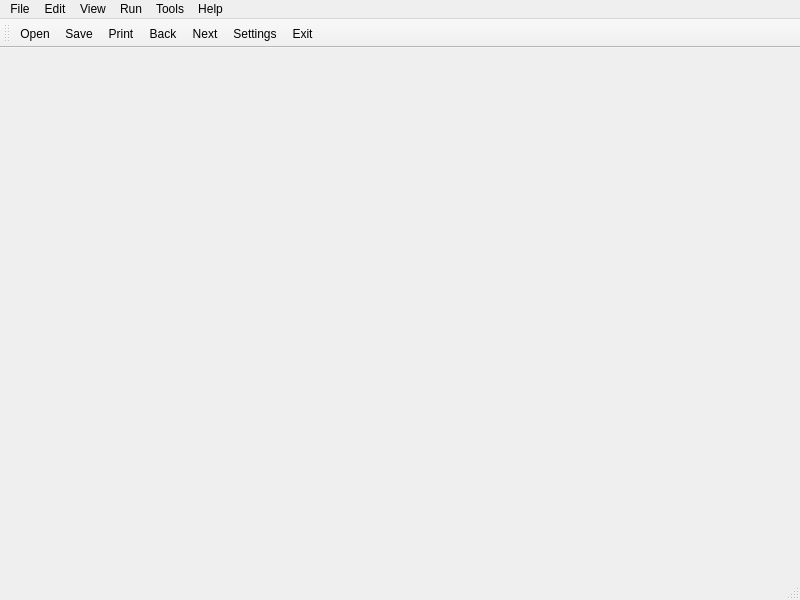
This is mainwindow.ui in nikborovets/otl_10_pls as Qt 5 draws it before an edit. The edited form follows.
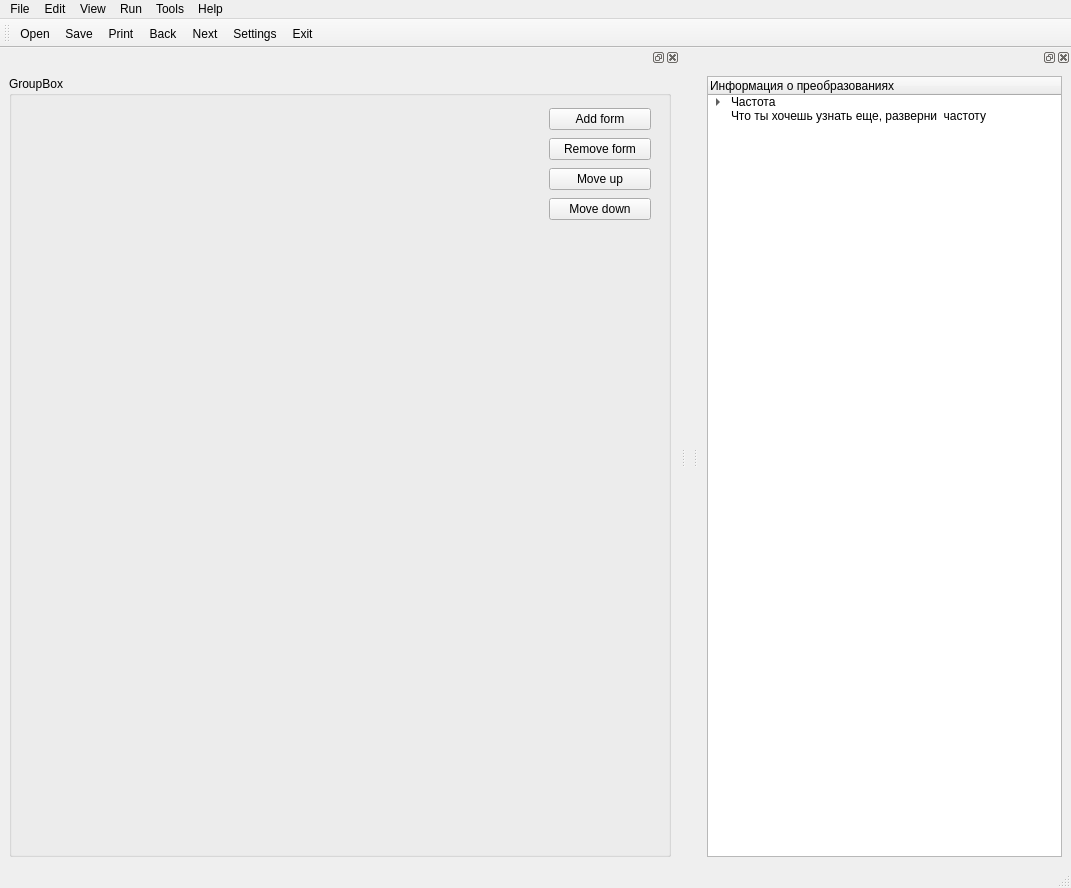
This is the edited form. Icons and pictures are not drawn.

Commit message: Сделал добавление пути файла и немного добавил интерфейса

What changed in the file:
```diff
--- a/mainwindow.ui
+++ b/mainwindow.ui
@@ -6,8 +6,8 @@
    <rect>
     <x>0</x>
     <y>0</y>
-    <width>800</width>
-    <height>600</height>
+    <width>1071</width>
+    <height>888</height>
    </rect>
   </property>
   <property name="windowTitle">
@@ -19,7 +19,7 @@
     <rect>
      <x>0</x>
      <y>0</y>
-     <width>800</width>
+     <width>1071</width>
      <height>22</height>
     </rect>
    </property>
@@ -87,6 +87,113 @@
    <addaction name="actionSettings"/>
    <addaction name="actionExit"/>
   </widget>
+  <widget class="QDockWidget" name="dockWidget">
+   <property name="minimumSize">
+    <size>
+     <width>680</width>
+     <height>805</height>
+    </size>
+   </property>
+   <attribute name="dockWidgetArea">
+    <number>1</number>
+   </attribute>
+   <widget class="QWidget" name="dockWidgetContents">
+    <layout class="QGridLayout" name="gridLayout_2">
+     <item row="0" column="1">
+      <widget class="QGroupBox" name="groupBox_2">
+       <property name="title">
+        <string>GroupBox</string>
+       </property>
+       <widget class="QWidget" name="">
+        <property name="geometry">
+         <rect>
+          <x>540</x>
+          <y>30</y>
+          <width>102</width>
+          <height>120</height>
+         </rect>
+        </property>
+        <layout class="QGridLayout" name="gridLayout">
+         <item row="0" column="0">
+          <widget class="QPushButton" name="AddForm">
+           <property name="text">
+            <string>Add form</string>
+           </property>
+          </widget>
+         </item>
+         <item row="3" column="0">
+          <widget class="QPushButton" name="MoveUp">
+           <property name="text">
+            <string>Move up</string>
+           </property>
+          </widget>
+         </item>
+         <item row="4" column="0">
+          <widget class="QPushButton" name="MoveDown">
+           <property name="text">
+            <string>Move down</string>
+           </property>
+          </widget>
+         </item>
+         <item row="2" column="0">
+          <widget class="QPushButton" name="RemoveForm">
+           <property name="text">
+            <string>Remove form</string>
+           </property>
+          </widget>
+         </item>
+        </layout>
+       </widget>
+      </widget>
+     </item>
+    </layout>
+   </widget>
+  </widget>
+  <widget class="QDockWidget" name="dockWidget_2">
+   <property name="minimumSize">
+    <size>
+     <width>373</width>
+     <height>805</height>
+    </size>
+   </property>
+   <attribute name="dockWidgetArea">
+    <number>2</number>
+   </attribute>
+   <widget class="QWidget" name="dockWidgetContents_4">
+    <layout class="QFormLayout" name="formLayout">
+     <item row="0" column="0" colspan="2">
+      <widget class="QTreeWidget" name="treeWidget">
+       <property name="minimumSize">
+        <size>
+         <width>0</width>
+         <height>768</height>
+        </size>
+       </property>
+       <column>
+        <property name="text">
+         <string>Информация о преобразованиях</string>
+        </property>
+       </column>
+       <item>
+        <property name="text">
+         <string>Частота</string>
+        </property>
+        <item>
+         <property name="text">
+          <string>Не лезь сюда</string>
+         </property>
+        </item>
+       </item>
+       <item>
+        <property name="text">
+         <string>Что ты хочешь узнать еще, разверни  частоту</string>
+        </property>
+       </item>
+      </widget>
+     </item>
+    </layout>
+   </widget>
+  </widget>
   <action name="actionOpen">
    <property name="icon">
     <iconset resource="ToolsBar.qrc">
```
The commit also changes 3 other files.
